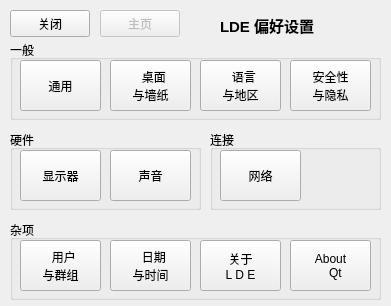
Qt form src/ldecc/ldecc.ui (xuzhuoyi/LDE) before a commit.
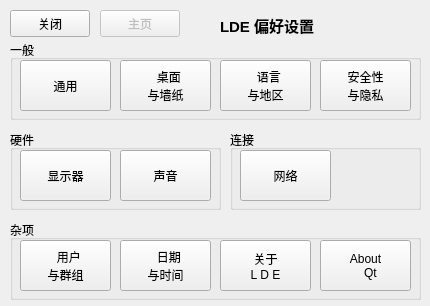
The same form after that commit. Icons and pictures are not drawn.

Commit message: Fix Ui Size Problem

```diff
--- a/src/ldecc/ldecc.ui
+++ b/src/ldecc/ldecc.ui
@@ -6,7 +6,7 @@
    <rect>
     <x>0</x>
     <y>0</y>
-    <width>391</width>
+    <width>430</width>
     <height>306</height>
    </rect>
   </property>
@@ -50,7 +50,7 @@
     <rect>
      <x>220</x>
      <y>10</y>
-     <width>111</width>
+     <width>181</width>
      <height>31</height>
     </rect>
    </property>
@@ -70,7 +70,7 @@
     <rect>
      <x>10</x>
      <y>40</y>
-     <width>371</width>
+     <width>411</width>
      <height>80</height>
     </rect>
    </property>
@@ -80,9 +80,9 @@
    <widget class="QToolButton" name="toolButton_2">
     <property name="geometry">
      <rect>
-      <x>190</x>
+      <x>210</x>
       <y>20</y>
-      <width>81</width>
+      <width>91</width>
       <height>51</height>
      </rect>
     </property>
@@ -107,9 +107,9 @@
    <widget class="QToolButton" name="toolButton_3">
     <property name="geometry">
      <rect>
-      <x>280</x>
+      <x>310</x>
       <y>20</y>
-      <width>81</width>
+      <width>91</width>
       <height>51</height>
      </rect>
     </property>
@@ -136,7 +136,7 @@
      <rect>
       <x>10</x>
       <y>20</y>
-      <width>81</width>
+      <width>91</width>
       <height>51</height>
      </rect>
     </property>
@@ -160,9 +160,9 @@
    <widget class="QToolButton" name="toolButton_11">
     <property name="geometry">
      <rect>
-      <x>100</x>
+      <x>110</x>
       <y>20</y>
-      <width>81</width>
+      <width>91</width>
       <height>51</height>
      </rect>
     </property>
@@ -190,7 +190,7 @@
     <rect>
      <x>10</x>
      <y>130</y>
-     <width>191</width>
+     <width>211</width>
      <height>80</height>
     </rect>
    </property>
@@ -200,9 +200,9 @@
    <widget class="QToolButton" name="toolButton_5">
     <property name="geometry">
      <rect>
-      <x>100</x>
+      <x>110</x>
       <y>20</y>
-      <width>81</width>
+      <width>91</width>
       <height>51</height>
      </rect>
     </property>
@@ -228,7 +228,7 @@
      <rect>
       <x>10</x>
       <y>20</y>
-      <width>81</width>
+      <width>91</width>
       <height>51</height>
      </rect>
     </property>
@@ -253,9 +253,9 @@
   <widget class="QGroupBox" name="groupBox_3">
    <property name="geometry">
     <rect>
-     <x>210</x>
+     <x>230</x>
      <y>130</y>
-     <width>171</width>
+     <width>191</width>
      <height>80</height>
     </rect>
    </property>
@@ -267,7 +267,7 @@
      <rect>
       <x>10</x>
       <y>20</y>
-      <width>81</width>
+      <width>91</width>
       <height>51</height>
      </rect>
     </property>
@@ -294,7 +294,7 @@
     <rect>
      <x>10</x>
      <y>220</y>
-     <width>371</width>
+     <width>411</width>
      <height>80</height>
     </rect>
    </property>
@@ -304,9 +304,9 @@
    <widget class="QToolButton" name="toolButton_8">
     <property name="geometry">
      <rect>
-      <x>100</x>
+      <x>110</x>
       <y>20</y>
-      <width>81</width>
+      <width>91</width>
       <height>51</height>
      </rect>
     </property>
@@ -333,7 +333,7 @@
      <rect>
       <x>10</x>
       <y>20</y>
-      <width>81</width>
+      <width>91</width>
       <height>51</height>
      </rect>
     </property>
@@ -358,9 +358,9 @@
    <widget class="QToolButton" name="toolButton_9">
     <property name="geometry">
      <rect>
-      <x>190</x>
+      <x>210</x>
       <y>20</y>
-      <width>81</width>
+      <width>91</width>
       <height>51</height>
      </rect>
     </property>
@@ -385,9 +385,9 @@
    <widget class="QToolButton" name="toolButton_10">
     <property name="geometry">
      <rect>
-      <x>280</x>
+      <x>310</x>
       <y>20</y>
-      <width>81</width>
+      <width>91</width>
       <height>51</height>
      </rect>
     </property>
```
The commit also changes 4 other files.
